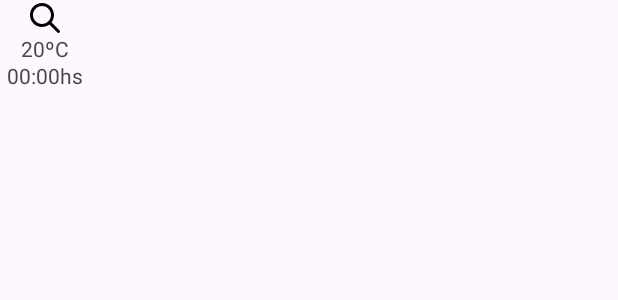
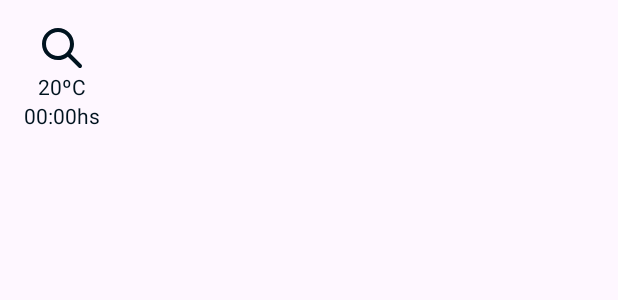
Before and after one commit to PedroArellanoV/ClimeCast, an Android app: the layout item_forecast.xml on its own in the app's theme, with its tools: preview values and no code run, on a phone screen of 412 x 824 dp. Shown: the top 300 px of the screen. Run offline under Robolectric (Android 15) with nearby library versions, the phone set to English and light mode, and no system bars.

Commit message:
impl forecast

```diff
--- a/app/src/main/java/com/example/climecast/data/RepositoryImpl.kt
+++ b/app/src/main/java/com/example/climecast/data/RepositoryImpl.kt
@@ -23,7 +23,7 @@ class RepositoryImpl @Inject constructor(private val apiService: LocationWeather
     }
 
     override suspend fun getWeatherForecast(location: String, timesteps: String): ForecastResponseModel? {
-        runCatching { apiService.getForecast(location, apiKey, timesteps) }
+        runCatching { apiService.getForecast(location, timesteps, apiKey) }
             .onSuccess { return it.toDomain() }
             .onFailure { Log.i("api_error", "${it.message}") }
         return null
--- a/app/src/main/res/layout/fragment_home.xml
+++ b/app/src/main/res/layout/fragment_home.xml
@@ -173,7 +173,8 @@
         <androidx.recyclerview.widget.RecyclerView
             android:id="@+id/rvForecast"
             android:layout_width="match_parent"
-            android:layout_height="match_parent"/>
+            android:layout_height="match_parent"
+            android:paddingVertical="16dp"/>
 
     </androidx.cardview.widget.CardView>
 
--- a/app/src/main/res/layout/item_forecast.xml
+++ b/app/src/main/res/layout/item_forecast.xml
@@ -1,7 +1,10 @@
 <?xml version="1.0" encoding="utf-8"?>
 <androidx.constraintlayout.widget.ConstraintLayout xmlns:android="http://schemas.android.com/apk/res/android"
-    android:layout_width="60dp"
-    android:layout_height="60dp"
+    android:layout_width="wrap_content"
+    android:layout_height="wrap_content"
+    android:padding="16dp"
+    android:layout_centerHorizontal="true"
+    android:layout_centerVertical="true"
     xmlns:tools="http://schemas.android.com/tools"
     xmlns:app="http://schemas.android.com/apk/res-auto">
 
@@ -10,8 +13,9 @@
         <ImageView
             android:id="@+id/ivForecastWeather"
             tools:background="@drawable/ic_search"
-            android:layout_width="wrap_content"
-            android:layout_height="wrap_content"
+            android:layout_width="32dp"
+            android:layout_height="32dp"
+            android:backgroundTint="@color/deep_blue"
             app:layout_constraintStart_toStartOf="parent"
             app:layout_constraintEnd_toEndOf="parent"
             app:layout_constraintTop_toTopOf="parent"/>
@@ -21,6 +25,7 @@
             android:layout_width="wrap_content"
             android:layout_height="wrap_content"
             tools:text="20ºC"
+            android:textColor="@color/deep_blue"
             app:layout_constraintTop_toBottomOf="@id/ivForecastWeather"
             app:layout_constraintEnd_toEndOf="parent"
             app:layout_constraintBottom_toTopOf="@id/tvHoures"
@@ -31,6 +36,7 @@
             android:layout_width="wrap_content"
             android:layout_height="wrap_content"
             tools:text="00:00hs"
+            android:textColor="@color/deep_blue"
             app:layout_constraintStart_toStartOf="parent"
             app:layout_constraintBottom_toBottomOf="parent"
             app:layout_constraintEnd_toEndOf="parent"/>
```
Also changed, not shown: app/src/main/java/com/example/climecast/ui/home/HomeFragment.kt (+41 -21 lines), app/src/main/java/com/example/climecast/ui/home/HomeViewModel.kt (+9 -8 lines), app/src/main/java/com/example/climecast/ui/home/adapter/ForecastAdapter.kt (+7 -1 lines).
